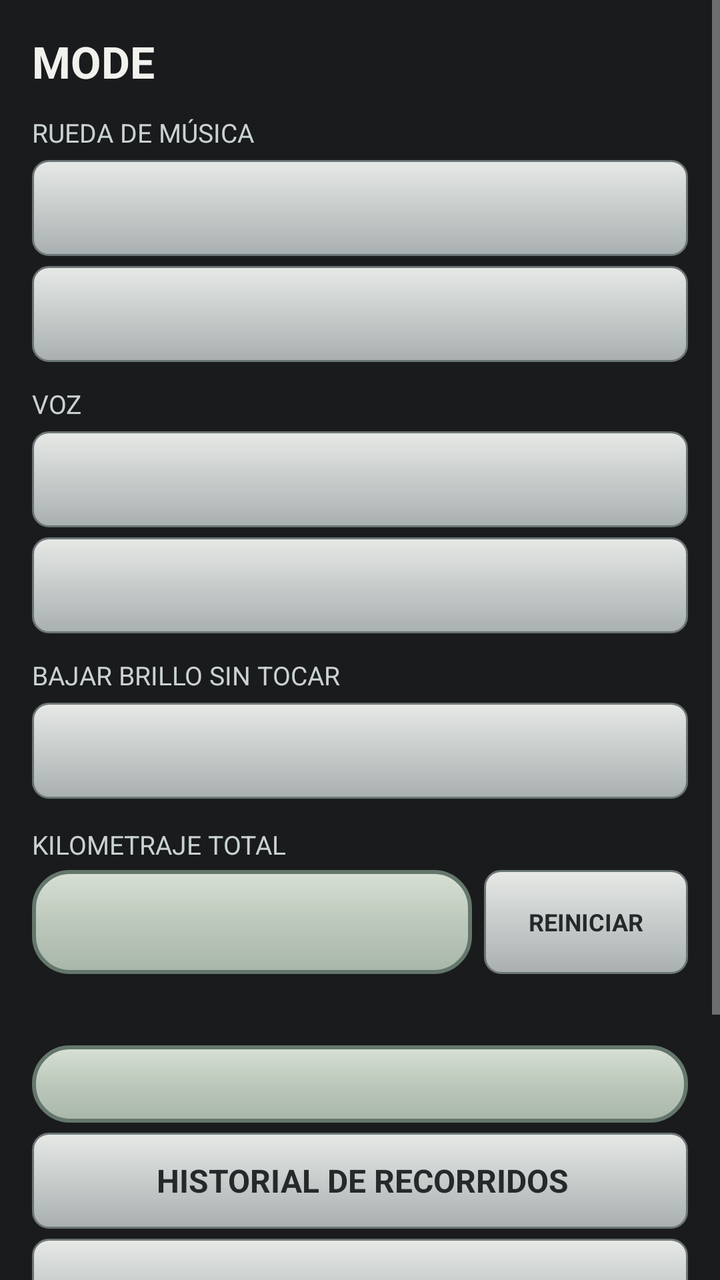
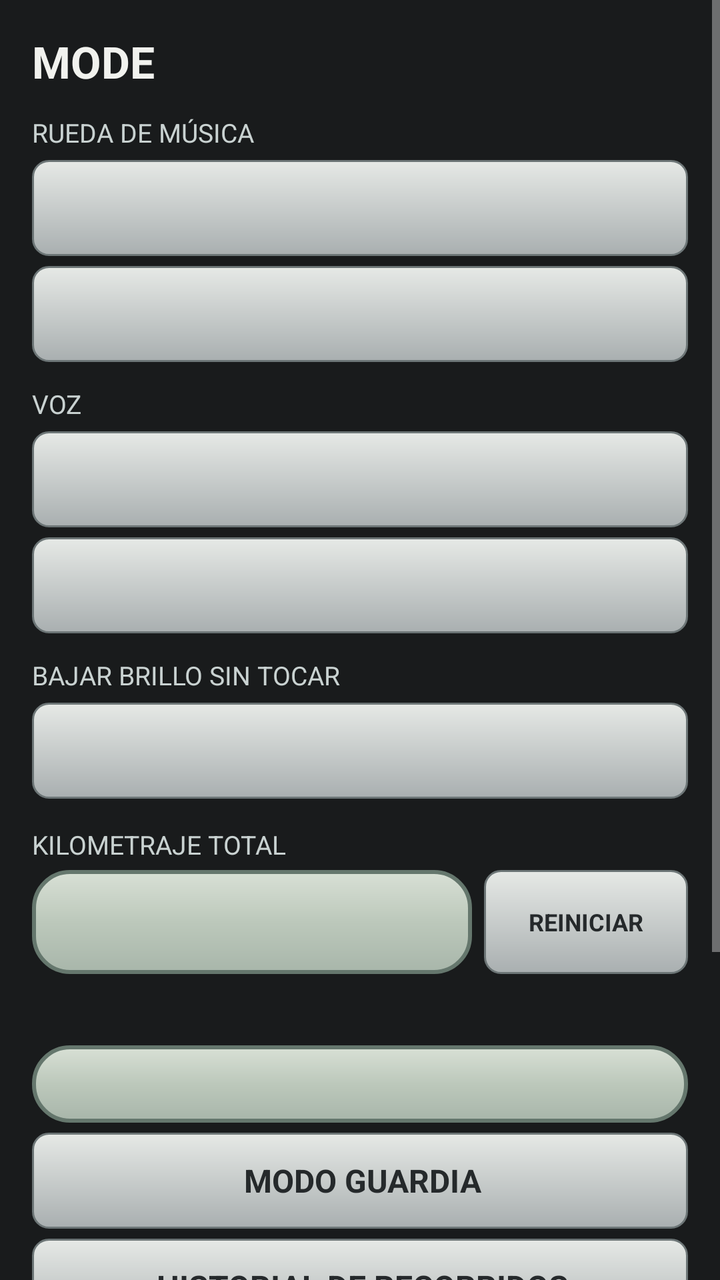

The first picture is an Android layout as it rendered before a commit; the second is the same layout after the commit. The layout source and the unified diff follow.
<!-- AndroidManifest.xml: application theme android:Theme.Material.NoActionBar -->
<!-- res/layout/dialog_mode.xml -->
<?xml version="1.0" encoding="utf-8"?>
<ScrollView xmlns:android="http://schemas.android.com/apk/res/android"
    android:layout_width="match_parent"
    android:layout_height="wrap_content"
    android:background="@color/watch_case"
    android:fillViewport="true">

    <LinearLayout
        android:layout_width="match_parent"
        android:layout_height="wrap_content"
        android:orientation="vertical"
        android:padding="16dp">

        <TextView
            android:layout_width="match_parent"
            android:layout_height="wrap_content"
            android:text="@string/menu_icon"
            android:textColor="#F1F2EE"
            android:textSize="22sp"
            android:textStyle="bold" />

        <TextView
            android:layout_width="match_parent"
            android:layout_height="wrap_content"
            android:layout_marginTop="12dp"
            android:text="@string/mode_wheel_label"
            android:textColor="#C9D2D1"
            android:textSize="13sp" />

        <TextView android:id="@+id/mode_wheel_phone" style="@style/ModeChoice" />
        <TextView android:id="@+id/mode_wheel_motorola" style="@style/ModeChoice" />

        <TextView
            android:layout_width="match_parent"
            android:layout_height="wrap_content"
            android:layout_marginTop="12dp"
            android:text="@string/mode_voice_label"
            android:textColor="#C9D2D1"
            android:textSize="13sp" />

        <TextView android:id="@+id/mode_voice_phone" style="@style/ModeChoice" />
        <TextView android:id="@+id/mode_voice_motorola" style="@style/ModeChoice" />

        <TextView
            android:layout_width="match_parent"
            android:layout_height="wrap_content"
            android:layout_marginTop="12dp"
            android:text="@string/mode_dim_label"
            android:textColor="#C9D2D1"
            android:textSize="13sp" />

        <TextView android:id="@+id/mode_dim" style="@style/ModeChoice" />

        <TextView
            android:layout_width="match_parent"
            android:layout_height="wrap_content"
            android:layout_marginTop="14dp"
            android:text="@string/mode_odometer_label"
            android:textColor="#C9D2D1"
            android:textSize="13sp" />

        <LinearLayout
            android:layout_width="match_parent"
            android:layout_height="52dp"
            android:layout_marginTop="4dp"
            android:orientation="horizontal">

            <TextView
                android:id="@+id/mode_odometer"
                android:layout_width="0dp"
                android:layout_height="match_parent"
                android:layout_weight="1"
                android:background="@drawable/info_panel_day"
                android:gravity="center"
                android:textColor="@color/lcd_day_ink"
                android:textSize="23sp"
                android:textStyle="bold" />

            <TextView
                android:id="@+id/mode_reset"
                android:layout_width="102dp"
                android:layout_height="match_parent"
                android:layout_marginStart="6dp"
                android:background="@drawable/mode_choice"
                android:gravity="center"
                android:text="@string/mode_odometer_reset"
                android:textColor="@color/silver_ink"
                android:textSize="12sp"
                android:textStyle="bold" />
        </LinearLayout>

        <TextView
            android:id="@+id/mode_ride_label"
            android:layout_width="match_parent"
            android:layout_height="wrap_content"
            android:layout_marginTop="14dp"
            android:textColor="#C9D2D1"
            android:textSize="13sp" />

        <TextView
            android:id="@+id/mode_ride"
            android:layout_width="match_parent"
            android:layout_height="wrap_content"
            android:layout_marginTop="4dp"
            android:background="@drawable/info_panel_day"
            android:gravity="center"
            android:lineSpacingExtra="4dp"
            android:padding="8dp"
            android:textColor="@color/lcd_day_ink"
            android:textSize="17sp"
            android:textStyle="bold" />

        <TextView
            android:id="@+id/mode_history"
            style="@style/ModeChoice"
            android:gravity="center"
            android:text="@string/history_button" />

        <TextView
            android:id="@+id/mode_flood"
            style="@style/ModeChoice"
            android:gravity="center" />

        <TextView android:id="@+id/mode_find" style="@style/ModeChoice"
            android:layout_marginTop="14dp" />

        <TextView
            android:id="@+id/mode_close"
            style="@style/ModeChoice"
            android:layout_marginTop="14dp"
            android:gravity="center"
            android:text="@string/mode_close" />
    </LinearLayout>
</ScrollView>
<!-- resources referenced by this layout -->
<resources>
  <color name="lcd_day_ink">#26332F</color>
  <color name="silver_ink">#25292B</color>
  <color name="watch_case">#191B1C</color>
  <!-- drawable info_panel_day (drawable) -->
  <?xml version="1.0" encoding="utf-8"?>
  <shape xmlns:android="http://schemas.android.com/apk/res/android">
      <gradient android:angle="270" android:startColor="#D8E0D5" android:centerColor="#BCC8BB" android:endColor="#A8B6AA" />
      <stroke android:width="2dp" android:color="#65776D" />
      <corners android:radius="18dp" />
  </shape>
  <!-- drawable mode_choice (drawable) -->
  <?xml version="1.0" encoding="utf-8"?>
  <shape xmlns:android="http://schemas.android.com/apk/res/android">
      <gradient android:angle="270" android:startColor="#E6E9E6" android:endColor="#A9AFB0" />
      <stroke android:width="1dp" android:color="#6C7576" />
      <corners android:radius="8dp" />
  </shape>
  <string name="history_button">HISTORIAL DE RECORRIDOS</string>
  <string name="menu_icon">MODE</string>
  <string name="mode_close">CERRAR</string>
  <string name="mode_dim_label">BAJAR BRILLO SIN TOCAR</string>
  <string name="mode_odometer_label">KILOMETRAJE TOTAL</string>
  <string name="mode_odometer_reset">REINICIAR</string>
  <string name="mode_voice_label">VOZ</string>
  <string name="mode_wheel_label">RUEDA DE MÚSICA</string>
  <style name="ModeChoice">
          <item name="android:layout_width">match_parent</item>
          <item name="android:layout_height">48dp</item>
          <item name="android:layout_marginTop">5dp</item>
          <item name="android:background">@drawable/mode_choice</item>
          <item name="android:gravity">center_vertical</item>
          <item name="android:paddingStart">12dp</item>
          <item name="android:paddingEnd">10dp</item>
          <item name="android:textColor">@color/silver_ink</item>
          <item name="android:textSize">16sp</item>
          <item name="android:textStyle">bold</item>
      </style>
</resources>

<!-- the commit's change to res/layout/dialog_mode.xml (unified diff, before → after) -->
@@ -111,6 +111,12 @@
             android:textStyle="bold" />
 
         <TextView
+            android:id="@+id/mode_guard"
+            style="@style/ModeChoice"
+            android:gravity="center"
+            android:text="@string/guard_button" />
+
+        <TextView
             android:id="@+id/mode_history"
             style="@style/ModeChoice"
             android:gravity="center"
<!-- resource entries referenced after the edit -->
@@ -17,6 +17,7 @@
       <stroke android:width="1dp" android:color="#6C7576" />
       <corners android:radius="8dp" />
   </shape>
+  <string name="guard_button">MODO GUARDIA</string>
   <string name="history_button">HISTORIAL DE RECORRIDOS</string>
   <string name="menu_icon">MODE</string>
   <string name="mode_close">CERRAR</string>
